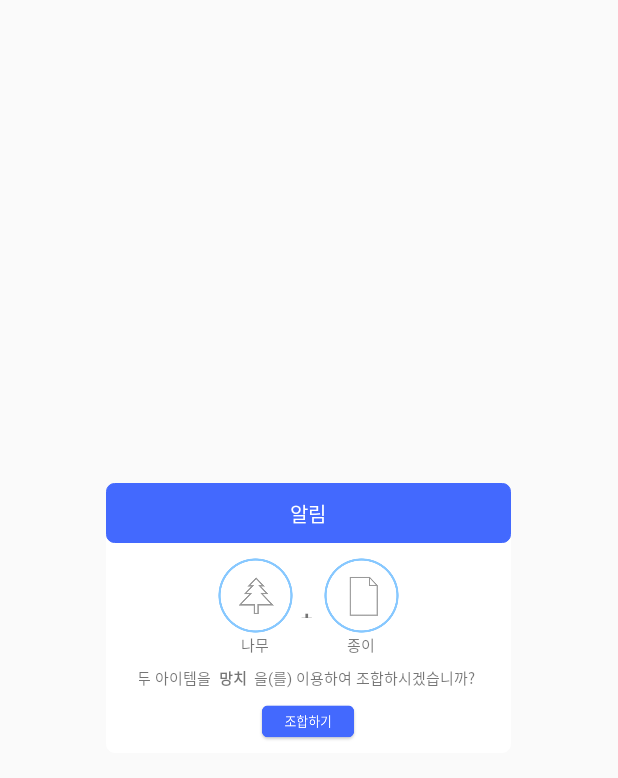
After one commit to jyb2605/Spoid, an Android app: the layout cmp_dialog.xml on its own in the app's theme, with its tools: preview values and no code run, on a phone screen of 412 x 824 dp. The commit adds this screen. Shown: the top 778 px of the screen. Run offline under Robolectric (Android 15) with nearby library versions, the phone set to English and light mode, and no system bars.

Commit message:
다이얼로그 3개 ( 분해하기, 조합하기, 조합 후 확인 ) 추가

```diff
--- a/app/src/main/java/com/spoid/DialogDefActivity.java
+++ b/app/src/main/java/com/spoid/DialogDefActivity.java
@@ -73,7 +73,7 @@ public class DialogDefActivity extends Dialog{
 
     public DialogDefActivity(Context context, String txt_title , String txt_content1_1, String txt_content1_2,
                              String txt_content1_3, String txt_content2, String txt_content3) {
-        super(context , android.R.style.Theme_Translucent_NoTitleBar);
+        super(context, android.R.style.Theme_Translucent_NoTitleBar);
         this.mTitle=txt_title;
         this.mContent1_1=txt_content1_1;
         this.mContent1_2=txt_content1_2;
--- /dev/null
+++ b/app/src/main/res/drawable/cmp_selector.xml
@@ -0,0 +1,6 @@
+<?xml version="1.0" encoding="utf-8"?>
+<selector xmlns:android="http://schemas.android.com/apk/res/android">
+    <item android:state_pressed="true" android:drawable="@drawable/cmp_2" />
+    <item android:state_pressed="false" android:drawable="@drawable/cmp_1" />
+
+</selector>
--- /dev/null
+++ b/app/src/main/res/layout/cmp_dialog.xml
@@ -0,0 +1,127 @@
+<?xml version="1.0" encoding="utf-8"?>
+<RelativeLayout xmlns:android="http://schemas.android.com/apk/res/android"
+    android:orientation="vertical"
+    android:layout_width="270dp"
+    android:layout_height="180dp"
+    android:layout_gravity="center"
+    android:background="@layout/text_background"
+    android:paddingLeft="@dimen/activity_horizontal_margin"
+    android:paddingRight="@dimen/activity_horizontal_margin"
+    android:paddingTop="@dimen/activity_vertical_margin"
+    android:paddingBottom="@dimen/activity_vertical_margin"
+    >
+
+    <LinearLayout
+        android:layout_width="match_parent"
+        android:layout_height="match_parent"
+        android:orientation="vertical">
+
+    <LinearLayout
+        android:layout_width="match_parent"
+        android:layout_height="40dp"
+        android:backgroundTint="#4369fe"
+        android:background="@layout/text_background"
+        android:gravity="center"
+        android:orientation="vertical">
+
+        <TextView
+            android:layout_width="25dp"
+            android:layout_height="20dp"
+            android:text="알림"
+            android:textSize="13sp"
+            android:textColor="#ffffff"
+            android:textAlignment="center"/>
+    </LinearLayout>
+    <LinearLayout
+        android:layout_width="match_parent"
+        android:layout_height="70dp"
+        android:orientation="horizontal"
+        android:gravity="center"
+        android:layout_marginTop="10dp">
+
+
+        <LinearLayout
+            android:layout_width="50dp"
+            android:layout_height="70dp"
+            android:orientation="vertical">
+        <ImageView
+            android:layout_width="50dp"
+            android:layout_height="50dp"
+            android:background="@drawable/group_7"
+            />
+
+            <TextView
+                android:id="@+id/cmp_1"
+                android:layout_width="50dp"
+                android:layout_height="20dp"
+                android:textSize="10sp"
+                android:text="나무"
+                android:textAlignment="center" />
+
+        </LinearLayout>
+
+        <TextView
+            android:layout_width="10sp"
+            android:layout_height="10sp"
+            android:text="+"
+            android:layout_marginLeft="5dp"
+            android:layout_marginRight="5dp"
+            android:textStyle="bold"/>
+
+        <LinearLayout
+            android:layout_width="50dp"
+            android:layout_height="70dp"
+            android:orientation="vertical">
+        <ImageView
+            android:layout_width="50dp"
+            android:layout_height="50dp"
+            android:background="@drawable/group_15"/>
+        <TextView
+            android:id="@+id/cmp_2"
+            android:layout_width="50dp"
+            android:layout_height="20dp"
+            android:textSize="10sp"
+            android:text="종이"
+            android:textAlignment="center" />
+        </LinearLayout>
+    </LinearLayout>
+
+        <LinearLayout
+            android:layout_width="match_parent"
+            android:layout_height="20dp"
+            android:orientation="horizontal"
+            android:gravity="center"
+            android:layout_marginBottom="7dp"
+            >
+        <TextView
+            android:layout_width="50dp"
+            android:layout_height="20dp"
+            android:text="두 아이템을 "
+            android:textSize="10dp"
+            android:gravity="center"
+            />
+        <TextView
+            android:id="@+id/cmp_tool"
+            android:layout_width="25dp"
+            android:layout_height="20dp"
+            android:text="망치"
+            android:textSize="10dp"
+            android:textStyle="bold"
+            android:gravity="center"
+            />
+            <TextView
+                android:layout_width="150dp"
+                android:layout_height="20dp"
+                android:text="을(를) 이용하여 조합하시겠습니까?"
+                android:textSize="10dp"
+                android:gravity="center"/>
+
+        </LinearLayout>
+    <Button
+        android:layout_width="65dp"
+        android:layout_height="25dp"
+        android:background="@drawable/cmp_selector"
+        android:layout_gravity="center"/>
+    </LinearLayout>
+
+</RelativeLayout>
--- a/app/src/main/res/values/dimens.xml
+++ b/app/src/main/res/values/dimens.xml
@@ -1,3 +1,5 @@
 <resources>
     <dimen name="fab_margin">16dp</dimen>
+    <dimen name="activity_horizontal_margin">0dp</dimen>
+    <dimen name="activity_vertical_margin">0dp</dimen>
 </resources>
--- a/app/src/main/res/values/styles.xml
+++ b/app/src/main/res/values/styles.xml
@@ -14,7 +14,7 @@
     </style>
 
     <style name="AppTheme.AppBarOverlay" parent="ThemeOverlay.AppCompat.Dark.ActionBar" />
-
     <style name="AppTheme.PopupOverlay" parent="ThemeOverlay.AppCompat.Light" />
 
+
 </resources>
```
Also changed, not shown: app/src/main/AndroidManifest.xml (+5 -5 lines), app/src/main/java/com/spoid/DialogCfmActivity.java (added, +31 -0 lines), app/src/main/java/com/spoid/DialogCmpActivity.java (added, +34 -0 lines), app/src/main/java/com/spoid/DialogDeCmpActivity.java (added, +33 -0 lines), app/src/main/java/com/spoid/LoginActivity.java (+19 -3 lines), app/src/main/res/layout/cfm_dialog.xml (added, +123 -0 lines), app/src/main/res/layout/decmp_dialog.xml (added, +75 -0 lines), app/src/main/res/drawable/cmp_1.png (added), app/src/main/res/drawable/cmp_2.png (added), 1 other file.
